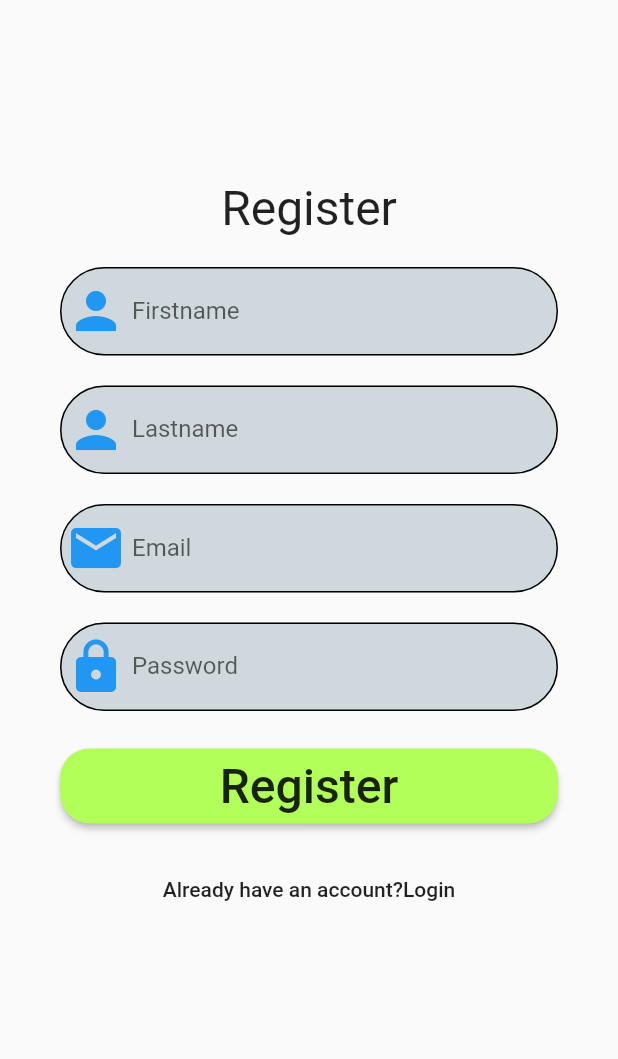
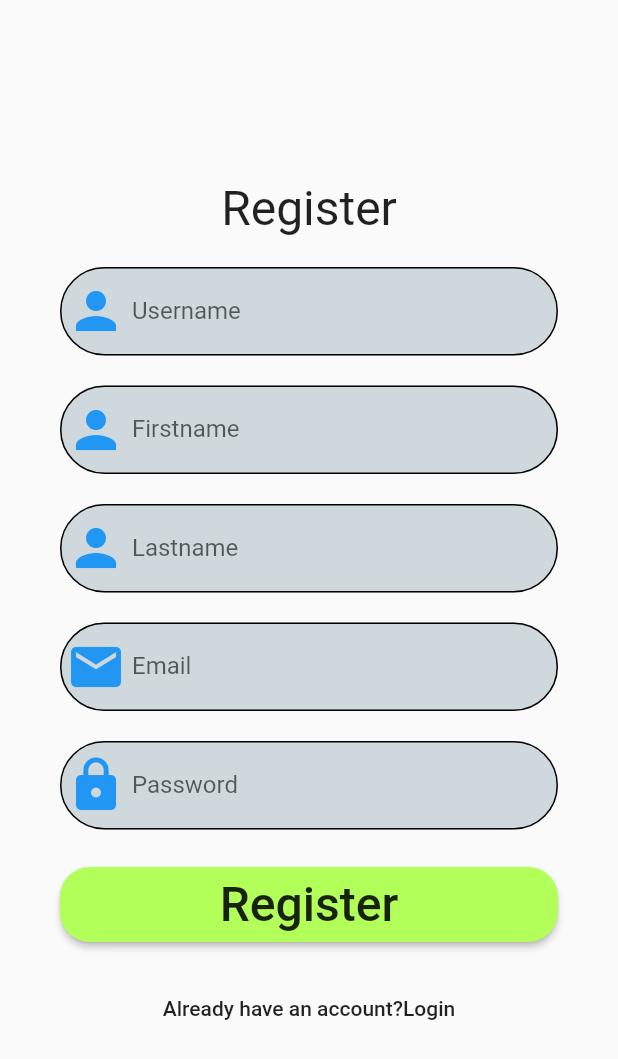
Before and after one commit to Mintra99/BachelorOppgave, a Flutter app: the CreateNewAccount screen opened directly, after a tap on "Register", on a phone screen of 412 x 824 dp. Shown: the top 1059 px of the screen. Run offline on Flutter 3.47's test engine with Material 2 defaults, Android fonts, the phone set to English and light mode, and no system bars; our stand-ins replace email_validator, shared_preferences; missing offline and left inert: fakenews; accounts and stored records are empty.

Commit message:
Register with API

```diff
--- a/factgame/lib/createnewaccount.dart
+++ b/factgame/lib/createnewaccount.dart
@@ -1,5 +1,42 @@
 import 'package:flutter/material.dart';
-class CreateNewAccount extends StatelessWidget {
+import 'package:fakenews/Controllers/databasehelper.dart';
+
+class CreateNewAccount extends StatefulWidget {
+  CreateNewAccount({Key key}) : super(key: key);
+
+  @override
+  CreateNewAccountState createState() => CreateNewAccountState();
+}
+class CreateNewAccountState extends State<CreateNewAccount> {
+
+  DatabaseHelper databaseHelper = new DatabaseHelper();
+  String msgStatus = '';
+
+  final TextEditingController _usernameController = new TextEditingController();
+  final TextEditingController _firstnameController = new TextEditingController();
+  final TextEditingController _lastnameController = new TextEditingController();
+  final TextEditingController _emailController = new TextEditingController();
+  final TextEditingController _passwordController = new TextEditingController();
+
+  _onPressed(){
+    setState(() {
+      if(_emailController.text.trim().toLowerCase().isNotEmpty &&
+          _passwordController.text.trim().isNotEmpty && _usernameController.text.trim().isNotEmpty
+          && _firstnameController.text.trim().isNotEmpty && _lastnameController.text.trim().isNotEmpty ){
+        databaseHelper.registerData(_usernameController.text.trim(),_emailController.text.trim().toLowerCase(),
+
+            _lastnameController.text.trim(), _firstnameController.text.trim() ,_passwordController.text.trim()).whenComplete(() {
+          if (databaseHelper.Message) {
+            _showDialog();
+            msgStatus = 'Check email or password';
+          } else {
+            // Navigator.pushReplacementNamed(context, '/dashboard');
+          }
+        });
+      }
+    });
+  }
+
           @override
           Widget build(BuildContext context) {
             return Scaffold(
@@ -12,13 +49,39 @@ class CreateNewAccount extends StatelessWidget {
                       crossAxisAlignment: CrossAxisAlignment.center,
                       children: [
                         Text('Register', style: TextStyle(fontSize: 32),),
-                SizedBox( height: 20,),
+                        SizedBox(height: 20,),
                         TextFormField(
+                          controller: _usernameController,
+                          decoration: InputDecoration(
+                            hintText: 'Username',
+                            filled: true,
+                            fillColor: Colors.blueGrey[100],
+                            prefixIcon: Icon(
+                              Icons.person, size: 40, color: Colors.blue,),
+                            labelText: "Username",
+                            enabledBorder: OutlineInputBorder(
+                                borderRadius: BorderRadius.circular(40),
+                                borderSide: BorderSide(
+                                  color: Colors.black,
+                                )
+                            ),
+                            focusedBorder: OutlineInputBorder(
+                                borderRadius: BorderRadius.circular(20),
+                                borderSide: BorderSide(
+                                  color: Colors.red,
+                                )
+                            ),
+
+                          ),),
+                        SizedBox(height: 20,),
+                        TextFormField(
+                          controller: _firstnameController,
                           decoration: InputDecoration(
                             hintText: 'Firstname',
                             filled: true,
                             fillColor: Colors.blueGrey[100],
-                    prefixIcon: Icon(Icons.person,size: 40,color: Colors.blue,),
+                            prefixIcon: Icon(
+                              Icons.person, size: 40, color: Colors.blue,),
                             labelText: "Firstname",
                             enabledBorder: OutlineInputBorder(
                                 borderRadius: BorderRadius.circular(40),
@@ -34,13 +97,15 @@ class CreateNewAccount extends StatelessWidget {
                             ),
 
                           ),),
-                Padding(padding: EdgeInsets.only(top:20)),
+                        Padding(padding: EdgeInsets.only(top: 20)),
                         TextFormField(
+                          controller: _lastnameController,
                           decoration: InputDecoration(
                             hintText: 'Lastname',
                             filled: true,
                             fillColor: Colors.blueGrey[100],
-                    prefixIcon: Icon(Icons.person,size: 40,color: Colors.blue,),
+                            prefixIcon: Icon(
+                              Icons.person, size: 40, color: Colors.blue,),
                             labelText: "Lastname",
                             enabledBorder: OutlineInputBorder(
                                 borderRadius: BorderRadius.circular(40),
@@ -56,13 +121,15 @@ class CreateNewAccount extends StatelessWidget {
                             ),
 
                           ),),
-                Padding(padding: EdgeInsets.only(top:20)),
+                        Padding(padding: EdgeInsets.only(top: 20)),
                         TextFormField(
+                          controller: _emailController,
                           decoration: InputDecoration(
                             hintText: 'Email',
                             filled: true,
                             fillColor: Colors.blueGrey[100],
-                    prefixIcon: Icon(Icons.email,size: 40,color: Colors.blue,),
+                            prefixIcon: Icon(
+                              Icons.email, size: 40, color: Colors.blue,),
                             labelText: "Email",
                             enabledBorder: OutlineInputBorder(
                                 borderRadius: BorderRadius.circular(40),
@@ -78,13 +145,16 @@ class CreateNewAccount extends StatelessWidget {
                             ),
 
                           ),),
-                Padding(padding: EdgeInsets.only(top:20)),
+                        Padding(padding: EdgeInsets.only(top: 20)),
                         TextFormField(
+                          controller: _passwordController,
+                          obscureText: true,
                           decoration: InputDecoration(
                             hintText: 'Password',
                             filled: true,
                             fillColor: Colors.blueGrey[100],
-                    prefixIcon: Icon(Icons.lock,size: 40,color: Colors.blue,),
+                            prefixIcon: Icon(
+                              Icons.lock, size: 40, color: Colors.blue,),
                             labelText: "Password",
                             enabledBorder: OutlineInputBorder(
                                 borderRadius: BorderRadius.circular(40),
@@ -103,16 +173,21 @@ class CreateNewAccount extends StatelessWidget {
 
                         SizedBox(height: 25,),
                         SizedBox(
-                    width:500,height: 50,
-                    child:RaisedButton(
-                        shape: RoundedRectangleBorder(borderRadius: BorderRadius.circular(20)),
+                            width: 500, height: 50,
+                            child: RaisedButton(
+                              shape: RoundedRectangleBorder(
+                                  borderRadius: BorderRadius.circular(20)),
                               color: Colors.lightGreenAccent,
-                        child: Text('Register',style: TextStyle(fontSize: 32)),onPressed: (){},
+                              child: Text(
+                                  'Register', style: TextStyle(fontSize: 32)),
+                              onPressed: _onPressed,
                             )),
-                SizedBox( height: 20,),
+                        SizedBox(height: 20,),
 
-                FlatButton( child: Text('Already have an account?Login', ),splashColor: Colors.lightGreenAccent,
-                  onPressed: (){
+                        FlatButton(
+                          child: Text('Already have an account?Login',),
+                          splashColor: Colors.lightGreenAccent,
+                          onPressed: () {
                             Navigator.pushNamed(context, 'Login');
                           },
                         )
@@ -121,4 +196,31 @@ class CreateNewAccount extends StatelessWidget {
                   )
               ),
             );
-  }}
+          }
+
+  void _showDialog(){
+    showDialog(
+        context:context ,
+        builder:(BuildContext context){
+          return AlertDialog(
+            title: new Text('Failed'),
+            content:  new Text('Check your email or password'),
+            actions: <Widget>[
+              new RaisedButton(
+
+                child: new Text(
+                  'Close',
+                ),
+
+                onPressed: (){
+                  Navigator.of(context).pop();
+                },
+
+              ),
+            ],
+          );
+        }
+    );
+  }
+
+}
```
Lines whose indentation alone changed are shown as unchanged.
